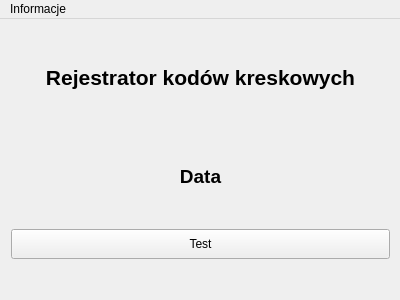
twardakm/SILBET_Kody_kreskowe, file mainwindow.ui: the form before one commit.
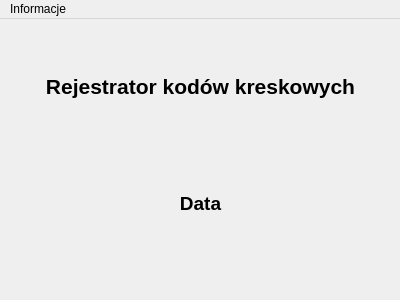
The form after the commit.

Diff of the .ui file:
```diff
--- a/mainwindow.ui
+++ b/mainwindow.ui
@@ -82,25 +82,6 @@
        </property>
       </widget>
      </item>
-     <item>
-      <widget class="QPushButton" name="testButton">
-       <property name="sizePolicy">
-        <sizepolicy hsizetype="MinimumExpanding" vsizetype="Minimum">
-         <horstretch>0</horstretch>
-         <verstretch>0</verstretch>
-        </sizepolicy>
-       </property>
-       <property name="maximumSize">
-        <size>
-         <width>16777215</width>
-         <height>30</height>
-        </size>
-       </property>
-       <property name="text">
-        <string>Test</string>
-       </property>
-      </widget>
-     </item>
     </layout>
    </widget>
   </widget>
```
